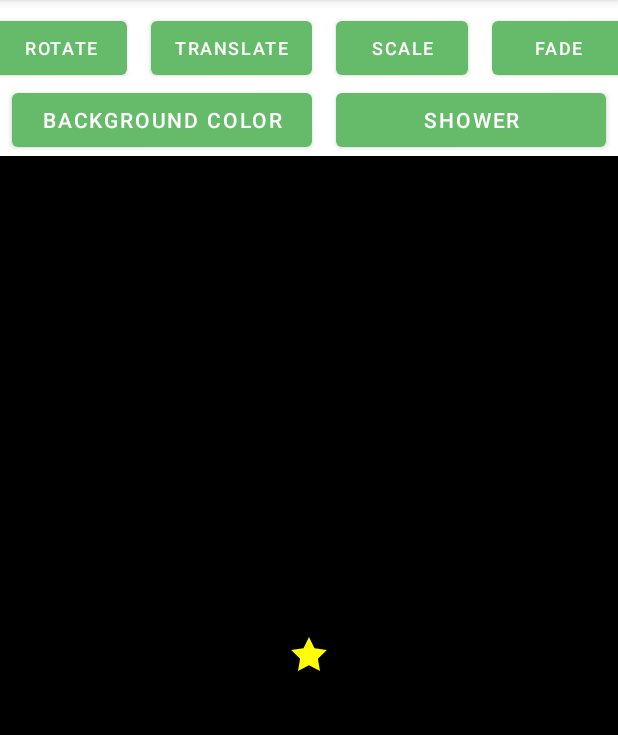
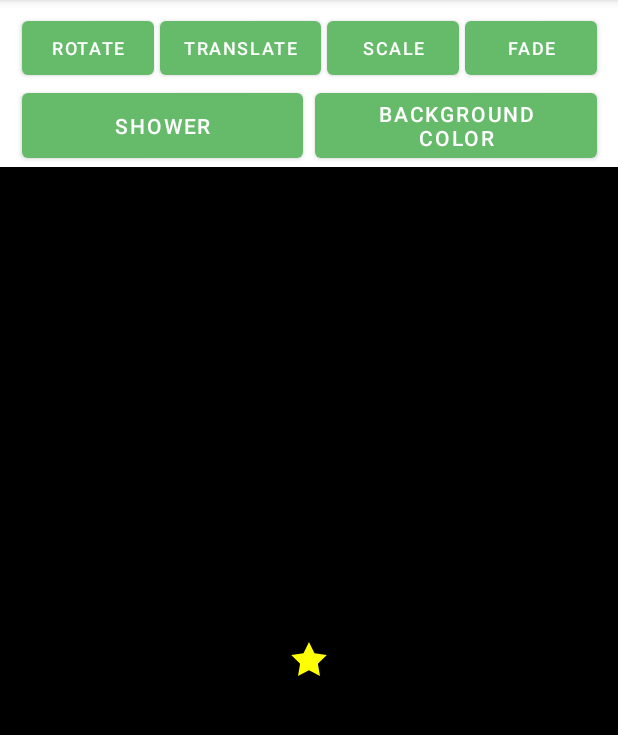
Before and after one commit to matheus-miranda/Android-Property-Animation, an Android app: the screen it shows after launch (MainActivity), on a phone screen of 412 x 824 dp, the part 84-819 px from its top. Run offline under Robolectric (Android 15) with nearby library versions, the phone set to English and light mode, and no system bars.

Commit message:
Fix layout constraints

```diff
--- a/app/src/main/res/layout/activity_main.xml
+++ b/app/src/main/res/layout/activity_main.xml
@@ -10,10 +10,12 @@
         android:id="@+id/rotateButton"
         android:layout_width="wrap_content"
         android:layout_height="wrap_content"
-        android:layout_margin="@dimen/standard_margin"
+        android:layout_marginStart="16dp"
+        android:layout_marginTop="@dimen/standard_margin"
         android:text="@string/rotate"
         android:textSize="12sp"
         app:layout_constraintEnd_toStartOf="@+id/translateButton"
+        app:layout_constraintHorizontal_chainStyle="spread"
         app:layout_constraintStart_toStartOf="parent"
         app:layout_constraintTop_toTopOf="parent" />
 
@@ -21,62 +23,56 @@
         android:id="@+id/translateButton"
         android:layout_width="wrap_content"
         android:layout_height="wrap_content"
-        android:layout_margin="@dimen/standard_margin"
-        android:layout_marginStart="14dp"
-        android:layout_marginTop="16dp"
+        android:layout_marginStart="4dp"
         android:text="@string/translate"
         android:textSize="12sp"
         app:layout_constraintEnd_toStartOf="@+id/scaleButton"
         app:layout_constraintStart_toEndOf="@+id/rotateButton"
-        app:layout_constraintTop_toTopOf="parent" />
+        app:layout_constraintTop_toTopOf="@id/rotateButton" />
 
     <Button
         android:id="@+id/scaleButton"
         android:layout_width="wrap_content"
         android:layout_height="wrap_content"
-        android:layout_margin="@dimen/standard_margin"
-        android:layout_marginStart="15dp"
-        android:layout_marginTop="@dimen/standard_margin"
+        android:layout_marginStart="4dp"
         android:text="@string/scale"
         android:textSize="12sp"
         app:layout_constraintEnd_toStartOf="@+id/fadeButton"
         app:layout_constraintStart_toEndOf="@+id/translateButton"
-        app:layout_constraintTop_toTopOf="parent" />
+        app:layout_constraintTop_toTopOf="@id/translateButton" />
 
     <Button
         android:id="@+id/fadeButton"
         android:layout_width="wrap_content"
         android:layout_height="wrap_content"
-        android:layout_margin="@dimen/standard_margin"
-        android:layout_marginStart="15dp"
-        android:layout_marginTop="@dimen/standard_margin"
+        android:layout_marginStart="4dp"
+        android:layout_marginEnd="16dp"
         android:text="@string/fade"
         android:textSize="12sp"
         app:layout_constraintEnd_toEndOf="parent"
         app:layout_constraintStart_toEndOf="@+id/scaleButton"
-        app:layout_constraintTop_toTopOf="parent" />
+        app:layout_constraintTop_toTopOf="@id/scaleButton" />
 
     <Button
         android:id="@+id/showerButton"
         android:layout_width="0dp"
-        android:layout_height="wrap_content"
-        android:layout_marginEnd="@dimen/standard_margin"
-        android:layout_marginBottom="@dimen/standard_margin"
+        android:layout_height="0dp"
         android:text="@string/shower"
-        app:layout_constraintEnd_toEndOf="parent"
-        app:layout_constraintStart_toStartOf="@+id/scaleButton"
-        app:layout_constraintTop_toBottomOf="@+id/rotateButton" />
+        app:layout_constraintBottom_toBottomOf="@id/colorizeButton"
+        app:layout_constraintEnd_toStartOf="@+id/colorizeButton"
+        app:layout_constraintHorizontal_chainStyle="spread"
+        app:layout_constraintStart_toStartOf="@id/rotateButton"
+        app:layout_constraintTop_toBottomOf="@id/rotateButton" />
 
     <Button
         android:id="@+id/colorizeButton"
         android:layout_width="0dp"
         android:layout_height="wrap_content"
         android:layout_marginStart="@dimen/standard_margin"
-        android:layout_marginBottom="@dimen/standard_margin"
         android:text="Background Color"
-        app:layout_constraintEnd_toEndOf="@+id/translateButton"
-        app:layout_constraintStart_toStartOf="parent"
-        app:layout_constraintTop_toBottomOf="@+id/rotateButton" />
+        app:layout_constraintEnd_toEndOf="@id/fadeButton"
+        app:layout_constraintStart_toEndOf="@+id/showerButton"
+        app:layout_constraintTop_toTopOf="@id/showerButton" />
 
     <FrameLayout
         android:layout_width="match_parent"
```
